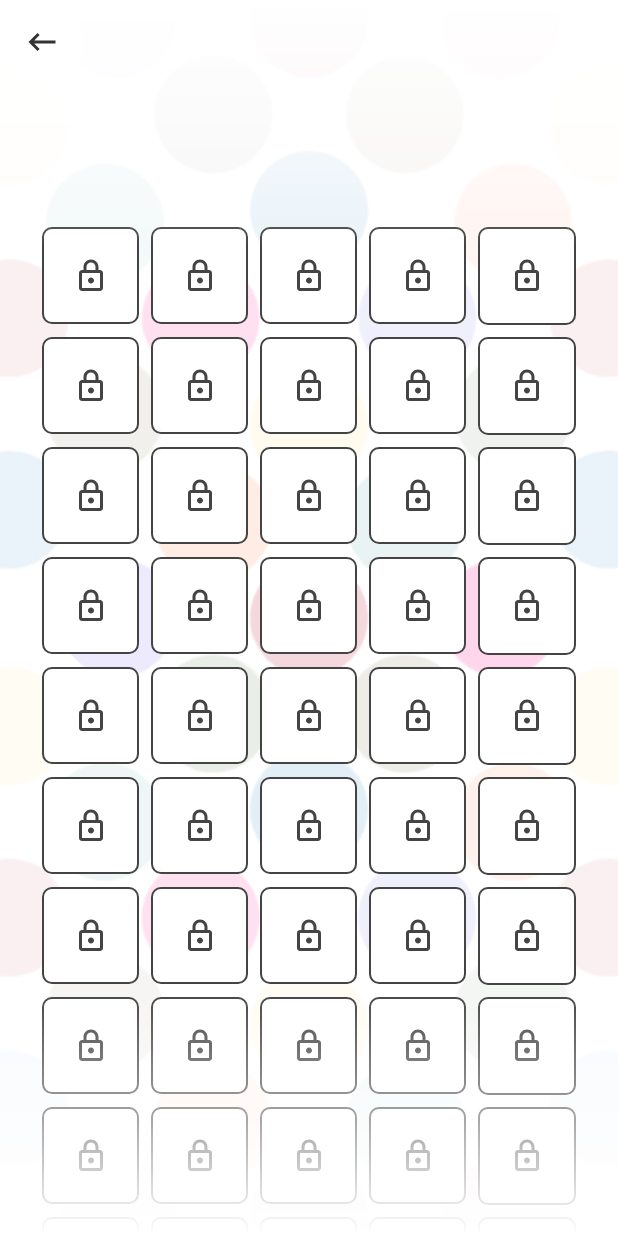
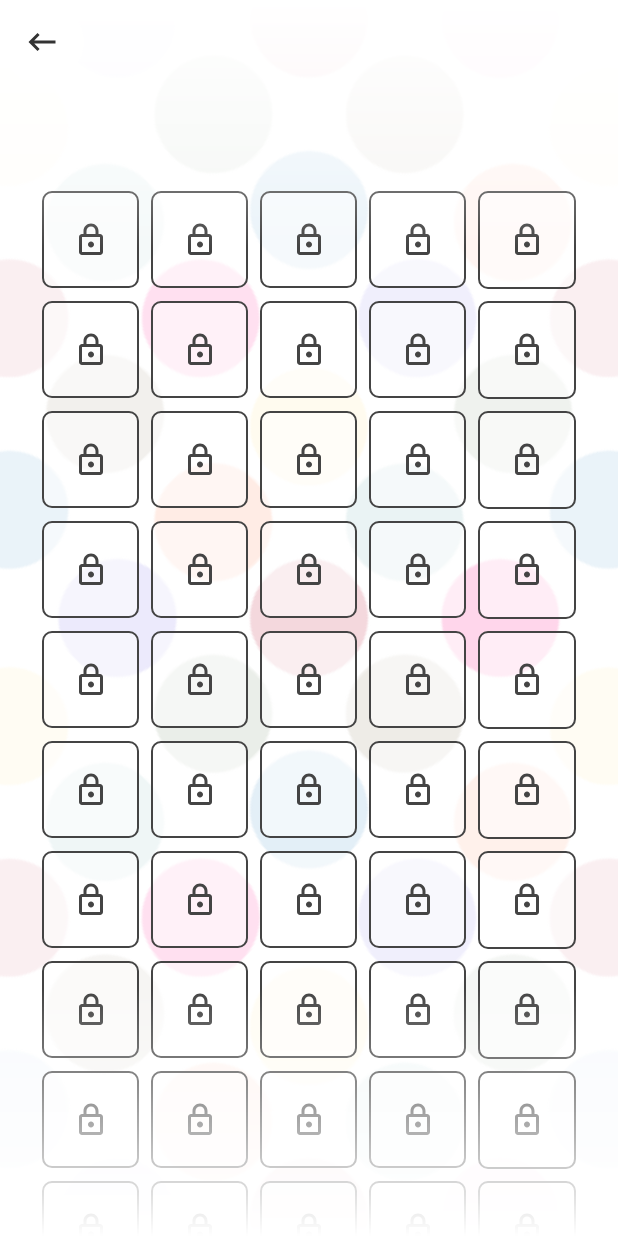
Before and after one commit to danijelzolic1/Colodoku, an Android app: the LevelsFragment screen opened through its navigation route, on a phone screen of 412 x 824 dp. Run offline under Robolectric (Android 15) with nearby library versions, the phone set to English and light mode, and no system bars; our stand-ins replace Dagger/Hilt's generated code, Room's generated code, data binding.

Commit message:
levels ui changes

```diff
--- a/app/src/main/java/se/zolda/coloredsudoku/levels/ui/LevelViewHolder.kt
+++ b/app/src/main/java/se/zolda/coloredsudoku/levels/ui/LevelViewHolder.kt
@@ -25,6 +25,7 @@ class LevelViewHolder(
             }
             else -> {
                 getRandomColor()?.let { color ->
+                    binding.cell.setCellDrawable(R.drawable.level_item_bg)
                     binding.cell.background.setDrawableTint(
                         binding.cell.context,
                         color
--- a/app/src/main/res/drawable/level_item_locked_bg.xml
+++ b/app/src/main/res/drawable/level_item_locked_bg.xml
@@ -4,7 +4,7 @@
         <shape android:shape="rectangle">
             <corners android:radius="@dimen/selected_cell_background_radius" />
             <stroke android:width="@dimen/cell_selected_stroke" android:color="@color/level_locked"/>
-            <solid android:color="@color/background" />
+            <solid android:color="@color/level_solid" />
         </shape>
     </item>
 </selector>
--- a/app/src/main/res/layout/fragment_game.xml
+++ b/app/src/main/res/layout/fragment_game.xml
@@ -60,7 +60,7 @@
                     android:layout_gravity="center"
                     android:textColor="@color/primary_text_color"
                     android:padding="@dimen/padding_small"
-                    style="@style/SmallLableTextStyle"
+                    style="@style/SmallLabelTextStyle"
                     />
 
             </androidx.appcompat.widget.Toolbar>
--- a/app/src/main/res/layout/fragment_levels.xml
+++ b/app/src/main/res/layout/fragment_levels.xml
@@ -35,7 +35,6 @@
             tools:itemCount="81"
             tools:listitem="@layout/fragment_levels_list_item"
             android:paddingHorizontal="@dimen/horizontal_large"
-            android:paddingTop="@dimen/vertical_large"
             />
 
         <View
--- a/app/src/main/res/layout/fragment_start_page.xml
+++ b/app/src/main/res/layout/fragment_start_page.xml
@@ -140,7 +140,7 @@
                 app:layout_constraintTop_toTopOf="parent"
                 android:text="@string/current_level"
                 android:gravity="center"
-                style="@style/BodyLargeTextStyle"
+                style="@style/SmallLabelTextStyle"
                 android:textColor="@color/primary_text_color"
                 />
 
--- a/app/src/main/res/values/colors.xml
+++ b/app/src/main/res/values/colors.xml
@@ -44,4 +44,5 @@
 
     <color name="level_gradient">#ffffffff</color>
     <color name="level_locked">#ff444444</color>
+    <color name="level_solid">#90ffffff</color>
 </resources>
--- a/app/src/main/res/values/style.xml
+++ b/app/src/main/res/values/style.xml
@@ -30,7 +30,7 @@
         <item name="android:textStyle">normal</item>
     </style>
 
-    <style name="SmallLableTextStyle" parent="@android:style/TextAppearance">
+    <style name="SmallLabelTextStyle" parent="@android:style/TextAppearance">
         <item name="android:textColor">@color/primary_text_color</item>
         <item name="android:textSize">14sp</item>
         <item name="android:textStyle">bold</item>
```
